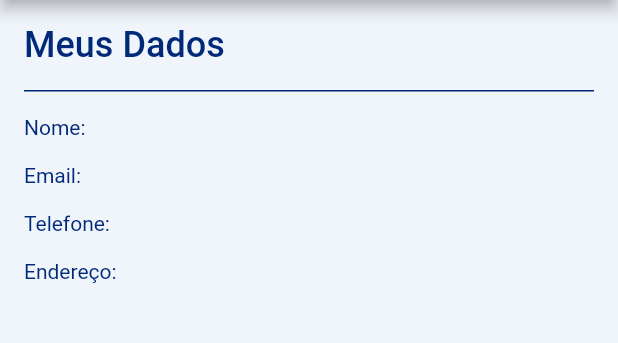
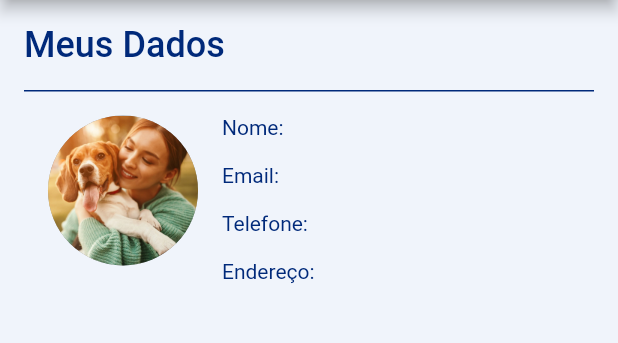
Before and after one commit to leticiabaldin/pet-place-flutter, a Flutter app: the UserProfilePage screen opened by its route, on a phone screen of 412 x 824 dp, the part 84-427 px from its top. Run offline on Flutter 3.47's test engine with Material 2 defaults, Android fonts, the phone set to English and light mode, and no system bars; our stand-ins replace cloud_firestore, email_validator, firebase_auth, firebase_core, go_router, mask_text_input_formatter; accounts and stored records are empty.

Commit message:
:sparkles: finish user profile page

```diff
--- a/lib/pages/profileUser/profile_user_page.dart
+++ b/lib/pages/profileUser/profile_user_page.dart
@@ -69,8 +69,8 @@ class _UserProfilePageState extends State<UserProfilePage> {
                         ),
                       );
                     }
-                    final data =
-                        (snapshot.data as DocumentSnapshot<Map<String, dynamic>>)
+                    final data = (snapshot.data
+                            as DocumentSnapshot<Map<String, dynamic>>)
                         .data()!;
                     final user = UserProfile(
                       name: data['name'],
@@ -81,7 +81,21 @@ class _UserProfilePageState extends State<UserProfilePage> {
 
                     return Expanded(
                       child: SingleChildScrollView(
-                        child: Column(
+                        child: Row(
+                          crossAxisAlignment: CrossAxisAlignment.start,
+                          children: [
+                            Container(
+                              margin: const EdgeInsets.all(16),
+                              child: Image.asset('assets/userDogImage.jpg'),
+                              decoration: BoxDecoration(
+                                shape: BoxShape.circle,
+                                color: Theme.of(context).disabledColor,
+                              ),
+                              clipBehavior: Clip.antiAliasWithSaveLayer,
+                              width: 100,
+                              height: 100,
+                            ),
+                            Column(
                               mainAxisSize: MainAxisSize.min,
                               crossAxisAlignment: CrossAxisAlignment.start,
                               children: [
@@ -167,6 +181,8 @@ class _UserProfilePageState extends State<UserProfilePage> {
                                 ),
                               ],
                             ),
+                          ],
+                        ),
                       ),
                     );
                   }),
--- a/lib/styles/colors.dart
+++ b/lib/styles/colors.dart
@@ -5,8 +5,6 @@ class AppColors {
   static final primary = createMaterialColor(const Color(0xFF00297A));
   static final primaryDark = createMaterialColor(const Color(0xFF001945));
   static final secondary = createMaterialColor(const Color(0xFFFFE252));
-  static final secondarywithOpacity = createMaterialColor(const Color(
-      0xFFF6EF90));
   static final background = createMaterialColor(const Color(0xFFF0F4FB));
   static final backgroundWithOpacity =
       createMaterialColor(const Color(0xE8D2E0FC));
```
Also changed, not shown: assets/userDogImage.jpg (added). Lines whose indentation alone changed are shown as unchanged.
